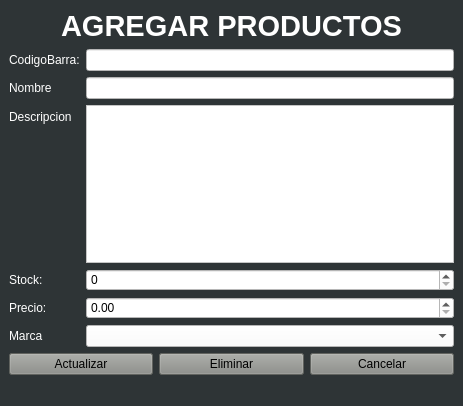
Before: the Qt Designer form src/ArchivosUi/VentanaOpcionesProductosGui.ui in Jonathan-Lara-Hurtado/PuntoDeVentaGallito, drawn with Qt 5.
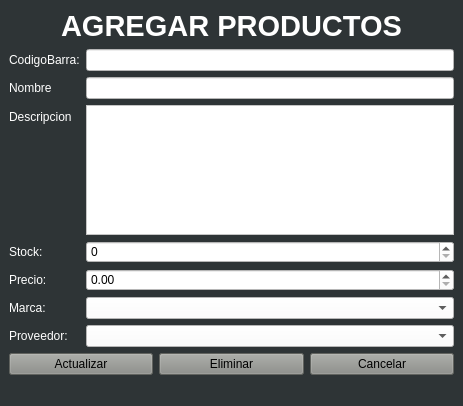
After: the same form once the commit is applied.

```diff
--- a/src/ArchivosUi/VentanaOpcionesProductosGui.ui
+++ b/src/ArchivosUi/VentanaOpcionesProductosGui.ui
@@ -141,7 +141,7 @@
            <string notr="true">color: rgb(255, 255, 255);</string>
           </property>
           <property name="text">
-           <string>Marca</string>
+           <string>Marca:</string>
           </property>
          </widget>
         </item>
@@ -153,6 +153,24 @@
           </property>
          </widget>
         </item>
+        <item row="6" column="0">
+         <widget class="QLabel" name="label_2">
+          <property name="styleSheet">
+           <string notr="true">color: rgb(255, 255, 255);</string>
+          </property>
+          <property name="text">
+           <string>Proveedor:</string>
+          </property>
+         </widget>
+        </item>
+        <item row="6" column="1">
+         <widget class="QComboBox" name="comboProveedor">
+          <property name="styleSheet">
+           <string notr="true">background-color: rgb(255, 255, 255);
+selection-background-color: rgb(85, 87, 83);</string>
+          </property>
+         </widget>
+        </item>
        </layout>
       </item>
       <item>
```
